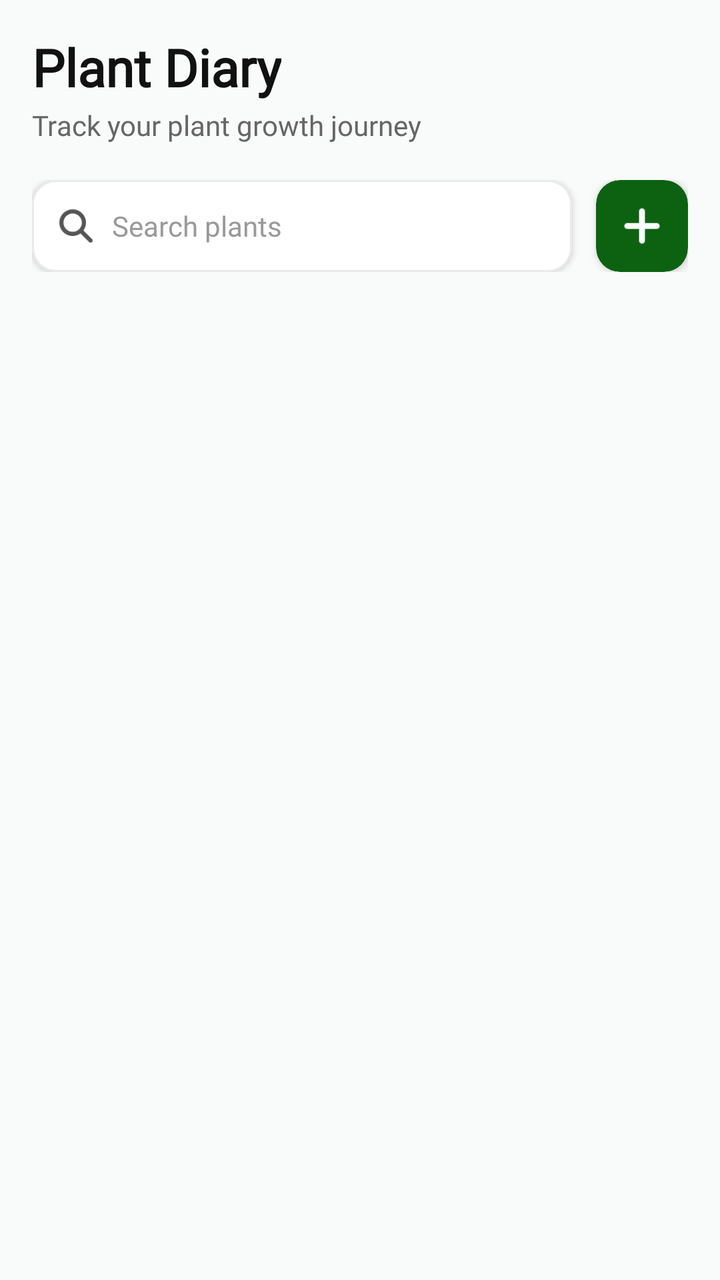
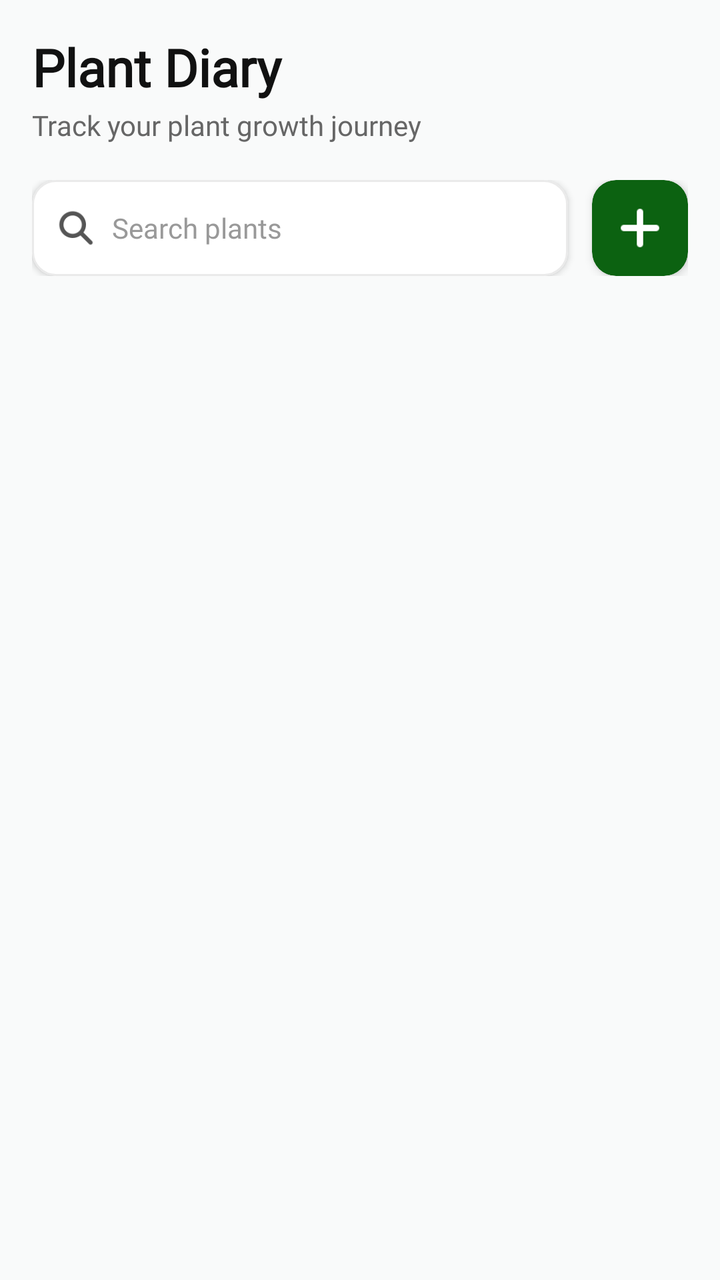

Before-and-after screenshots of an Android layout around one commit, followed by the original layout XML and the change that was made.
<!-- AndroidManifest.xml: application theme Theme.SmartGrow -->
<!-- res/layout/fragment_diary.xml -->
<?xml version="1.0" encoding="utf-8"?>
<androidx.constraintlayout.widget.ConstraintLayout
    xmlns:android="http://schemas.android.com/apk/res/android"
    xmlns:app="http://schemas.android.com/apk/res-auto"
    xmlns:tools="http://schemas.android.com/tools"
    android:layout_width="match_parent"
    android:layout_height="match_parent"
    android:background="#F9FAFA">

    <androidx.core.widget.NestedScrollView
        android:layout_width="match_parent"
        android:layout_height="match_parent"
        android:fillViewport="true"
        app:layout_constraintTop_toTopOf="parent"
        app:layout_constraintBottom_toBottomOf="parent"
        app:layout_constraintStart_toStartOf="parent"
        app:layout_constraintEnd_toEndOf="parent">

        <androidx.constraintlayout.widget.ConstraintLayout
            android:layout_width="match_parent"
            android:layout_height="wrap_content"
            android:padding="16dp">

            <TextView
                android:id="@+id/tv_diary_title"
                android:layout_width="wrap_content"
                android:layout_height="wrap_content"
                android:text="Plant Diary"
                android:textSize="26sp"
                android:textStyle="bold"
                android:textColor="#111111"
                android:fontFamily="@font/poppins"
                app:layout_constraintTop_toTopOf="parent"
                app:layout_constraintStart_toStartOf="parent" />

            <TextView
                android:id="@+id/tv_diary_subtitle"
                android:layout_width="wrap_content"
                android:layout_height="wrap_content"
                android:text="Track your plant growth journey"
                android:textColor="#666666"
                android:textSize="14sp"
                android:fontFamily="@font/poppins"
                android:layout_marginTop="2dp"
                app:layout_constraintTop_toBottomOf="@id/tv_diary_title"
                app:layout_constraintStart_toStartOf="parent" />

            <LinearLayout
                android:id="@+id/layout_search_row"
                android:layout_width="match_parent"
                android:layout_height="wrap_content"
                android:orientation="horizontal"
                android:gravity="center_vertical"
                android:layout_marginTop="18dp"
                app:layout_constraintTop_toBottomOf="@id/tv_diary_subtitle">

                <com.google.android.material.card.MaterialCardView
                    android:layout_width="0dp"
                    android:layout_height="46dp"
                    android:layout_weight="1"
                    app:cardCornerRadius="12dp"
                    app:cardElevation="2dp"
                    app:cardBackgroundColor="#FFFFFF"
                    app:strokeWidth="1dp"
                    app:strokeColor="#EAEAEA">
                    <LinearLayout
                        android:layout_width="match_parent"
                        android:layout_height="match_parent"
                        android:orientation="horizontal"
                        android:gravity="center_vertical"
                        android:paddingHorizontal="12dp">
                        <ImageView
                            android:layout_width="20dp"
                            android:layout_height="20dp"
                            android:src="@drawable/ic_search_gray"
                            app:tint="#555555" />
                        <EditText
                            android:id="@+id/et_search_plants"
                            android:layout_width="match_parent"
                            android:layout_height="match_parent"
                            android:background="@android:color/transparent"
                            android:hint="Search plants"
                            android:textColorHint="#999999"
                            android:textSize="14sp"
                            android:fontFamily="@font/poppins"
                            android:paddingLeft="8dp"
                            android:maxLines="1"
                            android:inputType="text" />
                    </LinearLayout>
                </com.google.android.material.card.MaterialCardView>

                <com.google.android.material.card.MaterialCardView
                    android:id="@+id/card_btn_add_new_diary"
                    android:layout_width="46dp"
                    android:layout_height="46dp"
                    android:layout_marginLeft="12dp"
                    app:cardCornerRadius="12dp"
                    app:cardElevation="3dp"
                    app:cardBackgroundColor="#0C6211"
                    app:strokeWidth="0dp"
                    android:clickable="true"
                    android:focusable="true"
                    android:background="?attr/selectableItemBackground">
                    <ImageView
                        android:layout_width="22dp"
                        android:layout_height="22dp"
                        android:src="@drawable/ic_add_plus_green"
                        app:tint="#FFFFFF"
                        android:layout_gravity="center" />
                </com.google.android.material.card.MaterialCardView>
            </LinearLayout>

            <androidx.recyclerview.widget.RecyclerView
                android:id="@+id/rv_plant_diary_list"
                android:layout_width="match_parent"
                android:layout_height="wrap_content"
                android:layout_marginTop="16dp"
                android:nestedScrollingEnabled="false"
                app:layout_constraintTop_toBottomOf="@id/layout_search_row"
                app:layout_constraintBottom_toBottomOf="parent"
                app:layoutManager="androidx.recyclerview.widget.LinearLayoutManager"
                tools:listitem="@layout/item_plant_card"
                tools:itemCount="2" />

        </androidx.constraintlayout.widget.ConstraintLayout>
    </androidx.core.widget.NestedScrollView>
</androidx.constraintlayout.widget.ConstraintLayout>
<!-- res/layout/item_plant_card.xml (included above) -->
<?xml version="1.0" encoding="utf-8"?>
<com.google.android.material.card.MaterialCardView
    xmlns:android="http://schemas.android.com/apk/res/android"
    xmlns:app="http://schemas.android.com/apk/res-auto"
    android:id="@+id/card_plant_item_container"
    android:layout_width="match_parent"
    android:layout_height="wrap_content"
    android:layout_marginVertical="8dp"
    app:cardCornerRadius="16dp"
    app:cardElevation="4dp"
    app:cardBackgroundColor="#F4F4F4"
    app:strokeWidth="1dp"
    app:strokeColor="#EAEAEA">

    <LinearLayout
        android:layout_width="match_parent"
        android:layout_height="wrap_content"
        android:orientation="vertical"
        android:padding="16dp">

        
        <com.google.android.material.card.MaterialCardView
            android:layout_width="match_parent"
            android:layout_height="180dp"
            app:cardCornerRadius="12dp"
            app:strokeWidth="0dp"
            app:cardElevation="0dp">
            <ImageView
                android:id="@+id/img_diary_plant_visual"
                android:layout_width="match_parent"
                android:layout_height="match_parent"
                android:scaleType="centerCrop"
                android:src="@drawable/smartgrow_logo" />
        </com.google.android.material.card.MaterialCardView>

        
        <RelativeLayout
            android:layout_width="match_parent"
            android:layout_height="wrap_content"
            android:layout_marginTop="12dp">

            <LinearLayout
                android:layout_width="wrap_content"
                android:layout_height="wrap_content"
                android:orientation="vertical"
                android:layout_alignParentLeft="true"
                android:layout_toLeftOf="@id/card_badge_health_status">

                <TextView
                    android:id="@+id/tv_diary_plant_custom_name"
                    android:layout_width="wrap_content"
                    android:layout_height="wrap_content"
                    android:text="My Healing Plant"
                    android:textSize="18sp"
                    android:textStyle="bold"
                    android:textColor="#000000"
                    android:fontFamily="@font/poppins" />

                <TextView
                    android:id="@+id/tv_diary_plant_scientific_species"
                    android:layout_width="wrap_content"
                    android:layout_height="wrap_content"
                    android:text="Lagundi"
                    android:textSize="13sp"
                    android:textColor="#666666"
                    android:fontFamily="@font/poppins" />

                <TextView
                    android:id="@+id/tv_diary_plant_timestamp"
                    android:layout_width="wrap_content"
                    android:layout_height="wrap_content"
                    android:text="Planted: 15/01/2026"
                    android:textSize="12sp"
                    android:textColor="#444444"
                    android:fontFamily="@font/poppins"
                    android:layout_marginTop="2dp" />
            </LinearLayout>

            
            <com.google.android.material.card.MaterialCardView
                android:id="@+id/card_badge_health_status"
                android:layout_width="wrap_content"
                android:layout_height="wrap_content"
                android:layout_alignParentRight="true"
                android:layout_alignParentTop="true"
                app:cardCornerRadius="12dp"
                app:cardElevation="0dp"
                app:cardBackgroundColor="#D4EDDA"
                app:strokeWidth="0dp">
                <TextView
                    android:id="@+id/tv_diary_health_pill_text"
                    android:layout_width="wrap_content"
                    android:layout_height="wrap_content"
                    android:text="Healthy"
                    android:textColor="#155724"
                    android:textSize="12sp"
                    android:textStyle="bold"
                    android:fontFamily="@font/poppins"
                    android:paddingHorizontal="10dp"
                    android:paddingVertical="4dp"/>
            </com.google.android.material.card.MaterialCardView>
        </RelativeLayout>

        
        <LinearLayout
            android:layout_width="match_parent"
            android:layout_height="wrap_content"
            android:orientation="horizontal"
            android:gravity="center_vertical"
            android:layout_marginTop="14dp">

            <com.google.android.material.button.MaterialButton
                android:id="@+id/btn_diary_action_add_log"
                android:layout_width="0dp"
                android:layout_height="44dp"
                android:layout_weight="1"
                android:text="Add Log"
                android:textAllCaps="false"
                android:textStyle="bold"
                android:textSize="15sp"
                android:textColor="#FFFFFF"
                app:backgroundTint="#0C6211"
                app:cornerRadius="10dp"
                android:fontFamily="@font/poppins" />

            <com.google.android.material.card.MaterialCardView
                android:id="@+id/card_diary_item_alert_bell"
                android:layout_width="44dp"
                android:layout_height="44dp"
                android:layout_marginLeft="10dp"
                app:cardCornerRadius="10dp"
                app:cardElevation="0dp"
                app:cardBackgroundColor="#E2E3E5"
                app:strokeWidth="0dp"
                android:clickable="true"
                android:focusable="true">
                <ImageView
                    android:layout_width="18dp"
                    android:layout_height="18dp"
                    android:src="@drawable/ic_notification_green"
                    app:tint="#444444"
                    android:layout_gravity="center" />
            </com.google.android.material.card.MaterialCardView>

            <com.google.android.material.card.MaterialCardView
                android:id="@+id/card_diary_item_edit_pen"
                android:layout_width="44dp"
                android:layout_height="44dp"
                android:layout_marginLeft="10dp"
                app:cardCornerRadius="10dp"
                app:cardElevation="0dp"
                app:cardBackgroundColor="#FFF3CD"
                app:strokeWidth="0dp"
                android:clickable="true"
                android:focusable="true">
                <ImageView
                    android:layout_width="18dp"
                    android:layout_height="18dp"
                    android:src="@drawable/ic_edit_pencil"
                    app:tint="#856404"
                    android:layout_gravity="center" />
            </com.google.android.material.card.MaterialCardView>
        </LinearLayout>

        
        <View
            android:layout_width="match_parent"
            android:layout_height="1dp"
            android:background="#D0D0D0"
            android:layout_marginVertical="14dp" />

        
        <LinearLayout
            android:layout_width="match_parent"
            android:layout_height="wrap_content"
            android:orientation="vertical">

            <TextView
                android:layout_width="wrap_content"
                android:layout_height="wrap_content"
                android:text="Recent Activity"
                android:textStyle="bold"
                android:textColor="#222222"
                android:textSize="14sp"
                android:fontFamily="@font/poppins" />

            <LinearLayout
                android:layout_width="match_parent"
                android:layout_height="wrap_content"
                android:orientation="horizontal"
                android:layout_marginTop="2dp">

                <TextView
                    android:layout_width="wrap_content"
                    android:layout_height="wrap_content"
                    android:text="Watered: "
                    android:textStyle="bold"
                    android:textColor="#0C6211"
                    android:textSize="12sp"
                    android:fontFamily="@font/poppins" />

                <TextView
                    android:id="@+id/tv_diary_last_watered_activity_date"
                    android:layout_width="wrap_content"
                    android:layout_height="wrap_content"
                    android:text="16/01/2026"
                    android:textColor="#555555"
                    android:textSize="12sp"
                    android:fontFamily="@font/poppins" />
            </LinearLayout>
        </LinearLayout>
    </LinearLayout>
</com.google.android.material.card.MaterialCardView>
<!-- resources referenced by this layout -->
<resources>
  <!-- drawable ic_add_plus_green: png bitmap (drawable, 411 bytes) -->
  <!-- drawable ic_edit_pencil: png bitmap (drawable, 704 bytes) -->
  <!-- drawable ic_notification_green: png bitmap (drawable, 596 bytes) -->
  <!-- drawable ic_search_gray: png bitmap (drawable, 956 bytes) -->
  <!-- drawable smartgrow_logo: png bitmap (drawable, 73503 bytes) -->
  <style name="Theme.SmartGrow" parent="Base.Theme.SmartGrow" />
  <style name="Base.Theme.SmartGrow" parent="Theme.Material3.DayNight.NoActionBar">
          <item name="android:windowBackground">@android:color/white</item>
          <item name="android:windowDisablePreview">true</item>
          <item name="android:statusBarColor">#0C6211</item>
          <item name="android:windowLightStatusBar" tools:targetApi="m">false</item>
      </style>
</resources>

<!-- the commit's change to res/layout/fragment_diary.xml (unified diff, before → after) -->
@@ -5,125 +5,119 @@
     xmlns:tools="http://schemas.android.com/tools"
     android:layout_width="match_parent"
     android:layout_height="match_parent"
-    android:background="#F9FAFA">
-
-    <androidx.core.widget.NestedScrollView
+    android:background="#F9FAFA"
+    android:paddingHorizontal="16dp"
+    android:paddingTop="16dp">
+
+    
+    <TextView
+        android:id="@+id/tv_diary_title"
+        android:layout_width="0dp"
+        android:layout_height="wrap_content"
+        android:text="Plant Diary"
+        android:textSize="26sp"
+        android:textStyle="bold"
+        android:textColor="#111111"
+        android:fontFamily="@font/poppins"
+        app:layout_constraintTop_toTopOf="parent"
+        app:layout_constraintStart_toStartOf="parent"
+        app:layout_constraintEnd_toEndOf="parent" />
+
+    <TextView
+        android:id="@+id/tv_diary_subtitle"
+        android:layout_width="0dp"
+        android:layout_height="wrap_content"
+        android:text="Track your plant growth journey"
+        android:textColor="#666666"
+        android:textSize="14sp"
+        android:fontFamily="@font/poppins"
+        android:layout_marginTop="2dp"
+        app:layout_constraintTop_toBottomOf="@id/tv_diary_title"
+        app:layout_constraintStart_toStartOf="parent"
+        app:layout_constraintEnd_toEndOf="parent" />
+
+    
+    <LinearLayout
+        android:id="@+id/layout_search_row"
         android:layout_width="match_parent"
-        android:layout_height="match_parent"
-        android:fillViewport="true"
-        app:layout_constraintTop_toTopOf="parent"
-        app:layout_constraintBottom_toBottomOf="parent"
-        app:layout_constraintStart_toStartOf="parent"
-        app:layout_constraintEnd_toEndOf="parent">
-
-        <androidx.constraintlayout.widget.ConstraintLayout
-            android:layout_width="match_parent"
-            android:layout_height="wrap_content"
-            android:padding="16dp">
-
-            <TextView
-                android:id="@+id/tv_diary_title"
-                android:layout_width="wrap_content"
-                android:layout_height="wrap_content"
-                android:text="Plant Diary"
-                android:textSize="26sp"
-                android:textStyle="bold"
-                android:textColor="#111111"
-                android:fontFamily="@font/poppins"
-                app:layout_constraintTop_toTopOf="parent"
-                app:layout_constraintStart_toStartOf="parent" />
-
-            <TextView
-                android:id="@+id/tv_diary_subtitle"
-                android:layout_width="wrap_content"
-                android:layout_height="wrap_content"
-                android:text="Track your plant growth journey"
-                android:textColor="#666666"
-                android:textSize="14sp"
-                android:fontFamily="@font/poppins"
-                android:layout_marginTop="2dp"
-                app:layout_constraintTop_toBottomOf="@id/tv_diary_title"
-                app:layout_constraintStart_toStartOf="parent" />
+        android:layout_height="wrap_content"
+        android:orientation="horizontal"
+        android:gravity="center_vertical"
+        android:layout_marginTop="18dp"
+        app:layout_constraintTop_toBottomOf="@id/tv_diary_subtitle">
+
+        <com.google.android.material.card.MaterialCardView
+            android:layout_width="0dp"
+            android:layout_height="48dp"
+            android:layout_weight="1"
+            app:cardCornerRadius="12dp"
+            app:cardElevation="2dp"
+            app:cardBackgroundColor="#FFFFFF"
+            app:strokeWidth="1dp"
+            app:strokeColor="#EAEAEA">
 
             <LinearLayout
-                android:id="@+id/layout_search_row"
                 android:layout_width="match_parent"
-                android:layout_height="wrap_content"
+                android:layout_height="match_parent"
                 android:orientation="horizontal"
                 android:gravity="center_vertical"
-                android:layout_marginTop="18dp"
-                app:layout_constraintTop_toBottomOf="@id/tv_diary_subtitle">
-
-                <com.google.android.material.card.MaterialCardView
-                    android:layout_width="0dp"
-                    android:layout_height="46dp"
-                    android:layout_weight="1"
-                    app:cardCornerRadius="12dp"
-                    app:cardElevation="2dp"
-                    app:cardBackgroundColor="#FFFFFF"
-                    app:strokeWidth="1dp"
-                    app:strokeColor="#EAEAEA">
-                    <LinearLayout
-                        android:layout_width="match_parent"
-                        android:layout_height="match_parent"
-                        android:orientation="horizontal"
-                        android:gravity="center_vertical"
-                        android:paddingHorizontal="12dp">
-                        <ImageView
-                            android:layout_width="20dp"
-                            android:layout_height="20dp"
-                            android:src="@drawable/ic_search_gray"
-                            app:tint="#555555" />
-                        <EditText
-                            android:id="@+id/et_search_plants"
-                            android:layout_width="match_parent"
-                            android:layout_height="match_parent"
-                            android:background="@android:color/transparent"
-                            android:hint="Search plants"
-                            android:textColorHint="#999999"
-                            android:textSize="14sp"
-                            android:fontFamily="@font/poppins"
-                            android:paddingLeft="8dp"
-                            android:maxLines="1"
-                            android:inputType="text" />
-                    </LinearLayout>
-                </com.google.android.material.card.MaterialCardView>
-
-                <com.google.android.material.card.MaterialCardView
-                    android:id="@+id/card_btn_add_new_diary"
-                    android:layout_width="46dp"
-                    android:layout_height="46dp"
-                    android:layout_marginLeft="12dp"
-                    app:cardCornerRadius="12dp"
-                    app:cardElevation="3dp"
-                    app:cardBackgroundColor="#0C6211"
-                    app:strokeWidth="0dp"
-                    android:clickable="true"
-                    android:focusable="true"
-                    android:background="?attr/selectableItemBackground">
-                    <ImageView
-                        android:layout_width="22dp"
-                        android:layout_height="22dp"
-                        android:src="@drawable/ic_add_plus_green"
-                        app:tint="#FFFFFF"
-                        android:layout_gravity="center" />
-                </com.google.android.material.card.MaterialCardView>
+                android:paddingHorizontal="12dp">
+
+                <ImageView
+                    android:layout_width="20dp"
+                    android:layout_height="20dp"
+                    android:src="@drawable/ic_search_gray"
+                    app:tint="#555555" />
+
+                <EditText
+                    android:id="@+id/et_search_plants"
+                    android:layout_width="match_parent"
+                    android:layout_height="match_parent"
+                    android:background="@android:color/transparent"
+                    android:hint="Search plants"
+                    android:textColorHint="#999999"
+                    android:textSize="14sp"
+                    android:fontFamily="@font/poppins"
+                    android:paddingStart="8dp"
+                    android:maxLines="1"
+                    android:inputType="text" />
             </LinearLayout>
-
-            <androidx.recyclerview.widget.RecyclerView
-                android:id="@+id/rv_plant_diary_list"
-                android:layout_width="match_parent"
-                android:layout_height="wrap_content"
-                android:layout_marginTop="16dp"
-                android:nestedScrollingEnabled="false"
-                app:layout_constraintTop_toBottomOf="@id/layout_search_row"
-                app:layout_constraintBottom_toBottomOf="parent"
-                app:layoutManager="androidx.recyclerview.widget.LinearLayoutManager"
-                tools:listitem="@layout/item_plant_card"
-                tools:itemCount="2" />
-
-        </androidx.constraintlayout.widget.ConstraintLayout>
-    </androidx.core.widget.NestedScrollView>
+        </com.google.android.material.card.MaterialCardView>
+
+        <com.google.android.material.card.MaterialCardView
+            android:id="@+id/card_btn_add_new_diary"
+            android:layout_width="48dp"
+            android:layout_height="48dp"
+            android:layout_marginStart="12dp"
+            app:cardCornerRadius="12dp"
+            app:cardElevation="3dp"
+            app:cardBackgroundColor="#0C6211"
+            app:strokeWidth="0dp"
+            android:clickable="true"
+            android:focusable="true"
+            android:background="?attr/selectableItemBackground">
+
+            <ImageView
+                android:layout_width="24dp"
+                android:layout_height="24dp"
+                android:src="@drawable/ic_add_plus_green"
+                app:tint="#FFFFFF"
+                android:layout_gravity="center" />
+        </com.google.android.material.card.MaterialCardView>
+    </LinearLayout>
+
+    
+    <androidx.recyclerview.widget.RecyclerView
+        android:id="@+id/rv_plant_diary_list"
+        android:layout_width="match_parent"
+        android:layout_height="0dp"
+        android:layout_marginTop="16dp"
+        app:layout_constraintTop_toBottomOf="@id/layout_search_row"
+        app:layout_constraintBottom_toBottomOf="parent"
+        app:layoutManager="androidx.recyclerview.widget.LinearLayoutManager"
+        tools:listitem="@layout/item_plant_card"
+        tools:itemCount="5" />
+
 </androidx.constraintlayout.widget.ConstraintLayout>
 <!-- res/layout/item_plant_card.xml (included above) -->
 <?xml version="1.0" encoding="utf-8"?>
<!-- resource entries referenced after the edit -->
@@ -11,6 +11,12 @@
           <item name="android:windowDisablePreview">true</item>
           <item name="android:statusBarColor">#0C6211</item>
           <item name="android:windowLightStatusBar" tools:targetApi="m">false</item>
+  
+          
+          <item name="android:navigationBarColor">#F9FAFA</item>
+  
+          
+          <item name="android:windowLightNavigationBar" tools:targetApi="o">true</item>
       </style>
 </resources>
 
